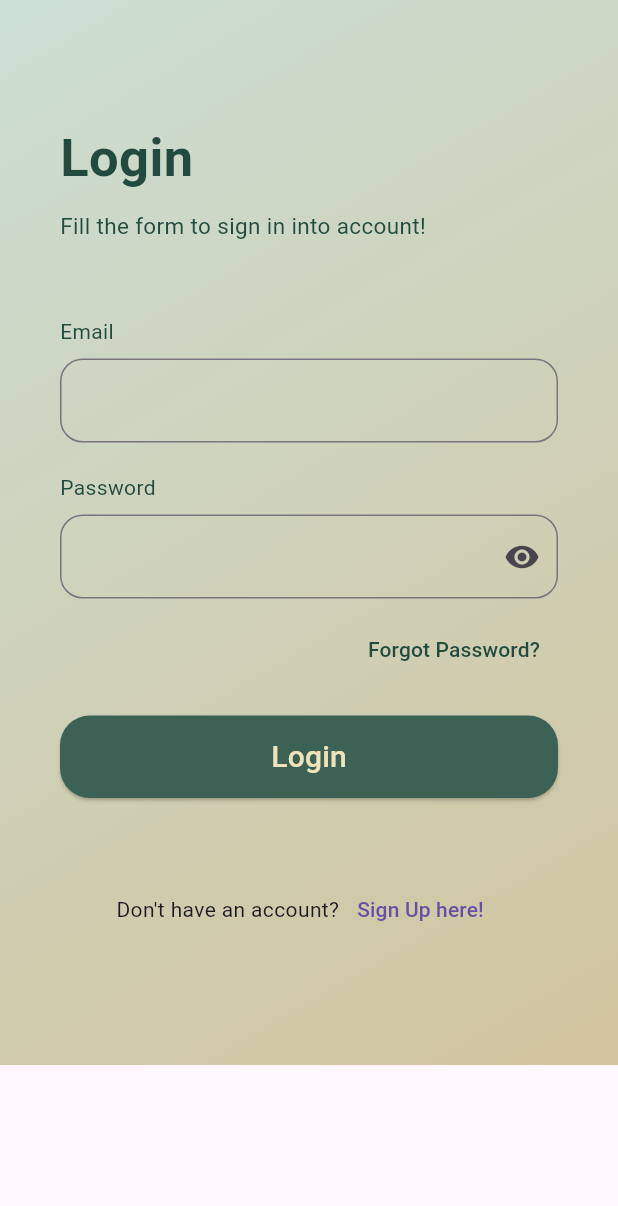
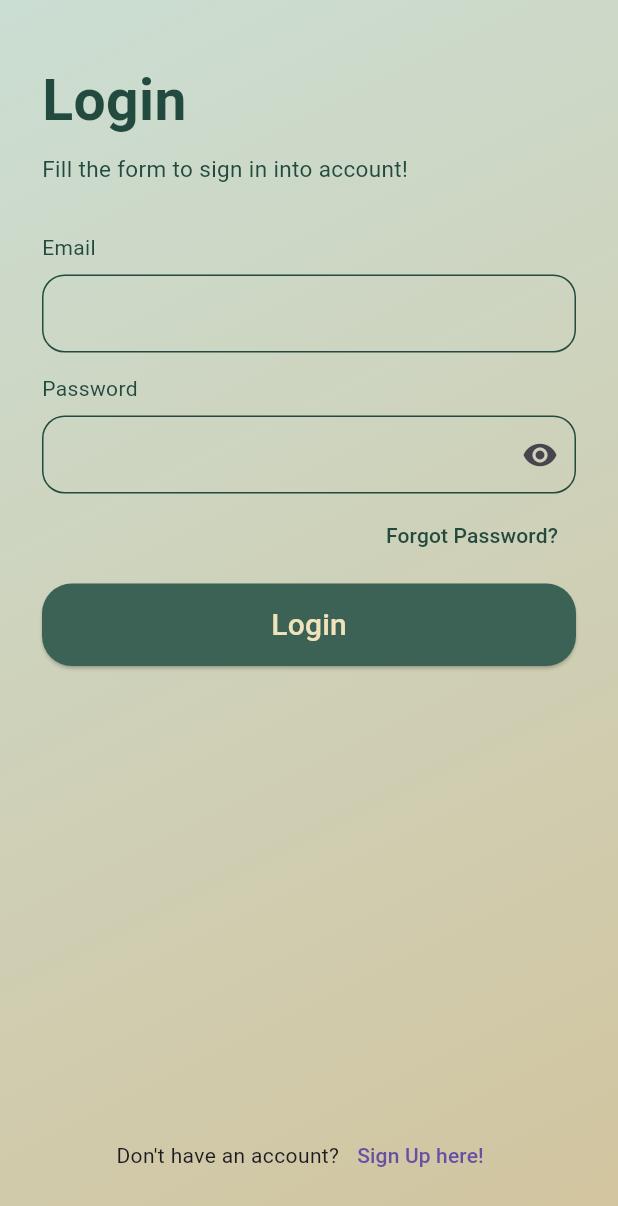
Before and after one commit to AulyaNurillah/ResQFood-Frontend, a Flutter app: the screen it shows after launch, on a phone screen of 412 x 824 dp. Shown: the top 1206 px of the screen. Run offline on Flutter 3.47's test engine with Material 3 defaults, Android fonts, the phone set to English and light mode, and no system bars; our stand-ins replace device_preview, image_picker, qr_flutter, shared_preferences.

Commit message:
fix login, regist, dashboard and  forgot

```diff
--- a/lib/main.dart
+++ b/lib/main.dart
@@ -1,8 +1,16 @@
 import 'package:flutter/material.dart';
+import 'package:flutter/foundation.dart';
+import 'package:device_preview/device_preview.dart';
 import 'screens/splash/splash_screen.dart';
 
 void main() {
-  runApp(const ResQFoodApp());
+  runApp(
+    DevicePreview(
+      enabled: !kReleaseMode,
+      builder: (context) =>
+          const ResQFoodApp(),
+    ),
+  );
 }
 
 class ResQFoodApp extends StatelessWidget {
@@ -11,6 +19,10 @@ class ResQFoodApp extends StatelessWidget {
   @override
   Widget build(BuildContext context) {
     return MaterialApp(
+      useInheritedMediaQuery: true,
+      locale: DevicePreview.locale(context),
+      builder: DevicePreview.appBuilder,
+
       debugShowCheckedModeBanner: false,
       title: 'ResQFood',
 
--- a/lib/screens/auth/login_screen.dart
+++ b/lib/screens/auth/login_screen.dart
@@ -1,10 +1,9 @@
 import 'package:flutter/material.dart';
-
 import '../../constants/app_colors.dart';
 import '../../services/auth_service.dart';
-
 import '../buyer/home_screen.dart';
 import 'register_screen.dart';
+import 'forgot_password_screen.dart';
 
 class LoginScreen extends StatefulWidget {
   const LoginScreen({super.key});
@@ -87,26 +86,25 @@ class _LoginScreenState
 
   return Scaffold(
     body: Container(
-        decoration:
-            const BoxDecoration(
+      width: double.infinity,
+      height: double.infinity,
+
+      decoration: const BoxDecoration(
         gradient: LinearGradient(
           colors: [
             AppColors.background,
             AppColors.accent,
           ],
-            begin:
-                Alignment.topLeft,
-            end:
-                Alignment.bottomRight,
+          begin: Alignment.topLeft,
+          end: Alignment.bottomRight,
         ),
       ),
 
       child: SafeArea(
-          child: SingleChildScrollView(
-            padding:
-                const EdgeInsets.symmetric(
-              horizontal: 40,
-              vertical: 80,
+        child: Padding(
+          padding: const EdgeInsets.symmetric(
+            horizontal: 28,
+            vertical: 20,
           ),
 
           child: Form(
@@ -118,10 +116,14 @@ class _LoginScreenState
 
               children: [
 
+                const SizedBox(
+                  height: 20,
+                ),
+
                 const Text(
                   "Login",
                   style: TextStyle(
-                      fontSize: 35,
+                    fontSize: 38,
                     fontWeight:
                         FontWeight.bold,
                     color:
@@ -130,7 +132,7 @@ class _LoginScreenState
                 ),
 
                 const SizedBox(
-                    height: 10,
+                  height: 8,
                 ),
 
                 const Text(
@@ -143,7 +145,7 @@ class _LoginScreenState
                 ),
 
                 const SizedBox(
-                    height: 50,
+                  height: 32,
                 ),
 
                 const Text(
@@ -174,6 +176,12 @@ class _LoginScreenState
 
                   decoration:
                       InputDecoration(
+                    contentPadding:
+                        const EdgeInsets.symmetric(
+                      horizontal: 16,
+                      vertical: 14,
+                    ),
+
                     border:
                         OutlineInputBorder(
                       borderRadius:
@@ -181,11 +189,38 @@ class _LoginScreenState
                         15,
                       ),
                     ),
+
+                    enabledBorder:
+                        OutlineInputBorder(
+                      borderRadius:
+                          BorderRadius.circular(
+                        15,
+                      ),
+                      borderSide:
+                          const BorderSide(
+                        color:
+                            AppColors.primary,
+                      ),
+                    ),
+
+                    focusedBorder:
+                        OutlineInputBorder(
+                      borderRadius:
+                          BorderRadius.circular(
+                        15,
+                      ),
+                      borderSide:
+                          const BorderSide(
+                        color:
+                            AppColors.secondary,
+                        width: 2,
+                      ),
+                    ),
                   ),
                 ),
 
                 const SizedBox(
-                    height: 20,
+                  height: 14,
                 ),
 
                 const Text(
@@ -219,11 +254,44 @@ class _LoginScreenState
 
                   decoration:
                       InputDecoration(
+                    contentPadding:
+                        const EdgeInsets.symmetric(
+                      horizontal: 16,
+                      vertical: 14,
+                    ),
+
                     border:
                         OutlineInputBorder(
                       borderRadius:
                           BorderRadius.circular(
                         15,
+                      ),
+                    ),
+
+                    enabledBorder:
+                        OutlineInputBorder(
+                      borderRadius:
+                          BorderRadius.circular(
+                        15,
+                      ),
+                      borderSide:
+                          const BorderSide(
+                        color:
+                            AppColors.primary,
+                      ),
+                    ),
+
+                    focusedBorder:
+                        OutlineInputBorder(
+                      borderRadius:
+                          BorderRadius.circular(
+                        15,
+                      ),
+                      borderSide:
+                          const BorderSide(
+                        color:
+                            AppColors.secondary,
+                        width: 2,
                       ),
                     ),
 
@@ -234,27 +302,41 @@ class _LoginScreenState
                             ? Icons.visibility
                             : Icons.visibility_off,
                       ),
+
                       onPressed: () {
+
                         setState(() {
                           obscurePassword =
                               !obscurePassword;
                         });
+
                       },
                     ),
                   ),
                 ),
 
                 const SizedBox(
-                    height: 10,
+                  height: 4,
                 ),
 
                 Align(
                   alignment:
                       Alignment.centerRight,
+
                   child: TextButton(
                     onPressed: () {
 
+                      Navigator.push(
+                        context,
+                        MaterialPageRoute(
+                          builder:
+                              (_) =>
+                                  const ForgotPasswordScreen(),
+                        ),
+                      );
+
                     },
+
                     child: const Text(
                       "Forgot Password?",
                       style: TextStyle(
@@ -266,12 +348,13 @@ class _LoginScreenState
                 ),
 
                 const SizedBox(
-                    height: 20,
+                  height: 8,
                 ),
 
                 SizedBox(
                   width:
                       double.infinity,
+
                   height: 55,
 
                   child:
@@ -285,8 +368,7 @@ class _LoginScreenState
                         ElevatedButton
                             .styleFrom(
                       backgroundColor:
-                            AppColors
-                                .secondary,
+                          AppColors.secondary,
 
                       shape:
                           RoundedRectangleBorder(
@@ -308,8 +390,7 @@ class _LoginScreenState
                                 style:
                                     TextStyle(
                                   color:
-                                        AppColors
-                                            .cream,
+                                      AppColors.cream,
                                   fontSize:
                                       20,
                                 ),
@@ -317,9 +398,7 @@ class _LoginScreenState
                   ),
                 ),
 
-                  const SizedBox(
-                    height: 50,
-                  ),
+                const Spacer(),
 
                 Row(
                   mainAxisAlignment:
@@ -342,6 +421,7 @@ class _LoginScreenState
                                     const RegisterScreen(),
                           ),
                         );
+
                       },
 
                       child:
@@ -350,6 +430,10 @@ class _LoginScreenState
                       ),
                     ),
                   ],
+                ),
+
+                const SizedBox(
+                  height: 10,
                 ),
               ],
             ),
--- a/pubspec.yaml
+++ b/pubspec.yaml
@@ -39,9 +39,10 @@ dependencies:
   latlong2: ^0.9.1
   geolocator: ^10.1.0
   provider: ^6.1.1
-  intl: ^0.19.0
+  intl: ^0.20.0
   fluttertoast: ^8.2.4
   flutter_rating_bar: ^4.0.1
+  device_preview: ^1.0.0
   # The following adds the Cupertino Icons font to your application.
   # Use with the CupertinoIcons class for iOS style icons.
   cupertino_icons: ^1.0.8
```
Also changed, not shown: lib/screens/auth/forgot_password_screen.dart (added, +322 -0 lines), lib/screens/auth/register_screen.dart (+116 -26 lines), lib/services/auth_service.dart (+6 -12 lines), lib/widgets/auth_logo.dart (added, +14 -0 lines), lib/widgets/auth_scaffold.dart (added, +37 -0 lines), pubspec.lock. Lines whose indentation alone changed are shown as unchanged.
